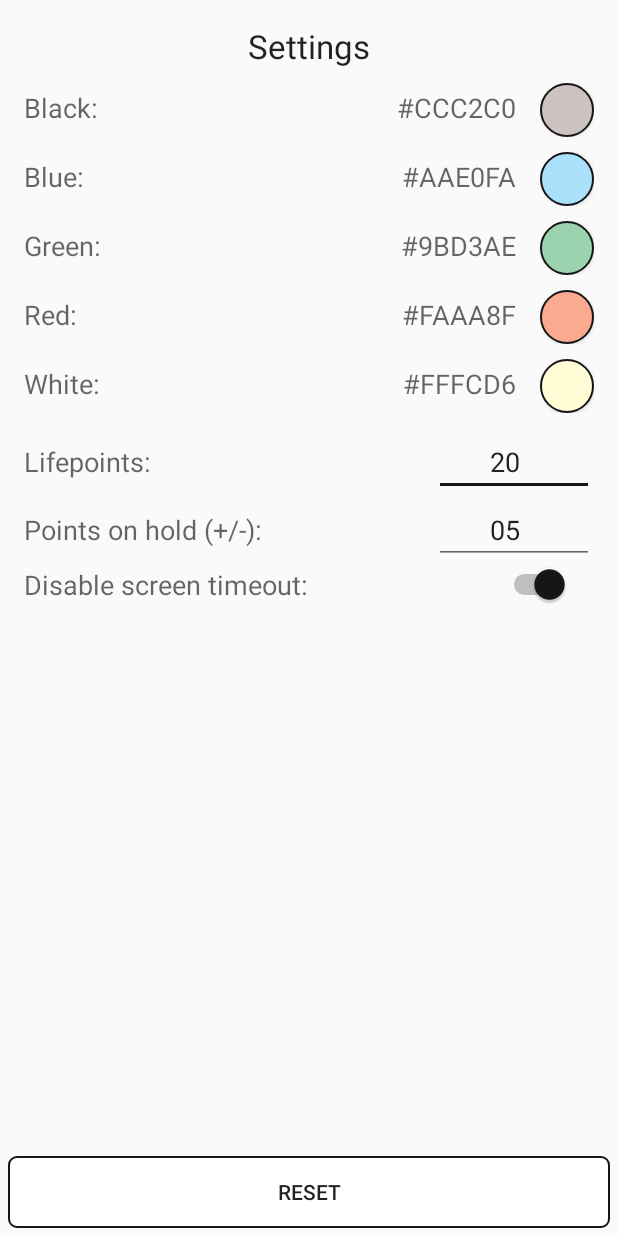
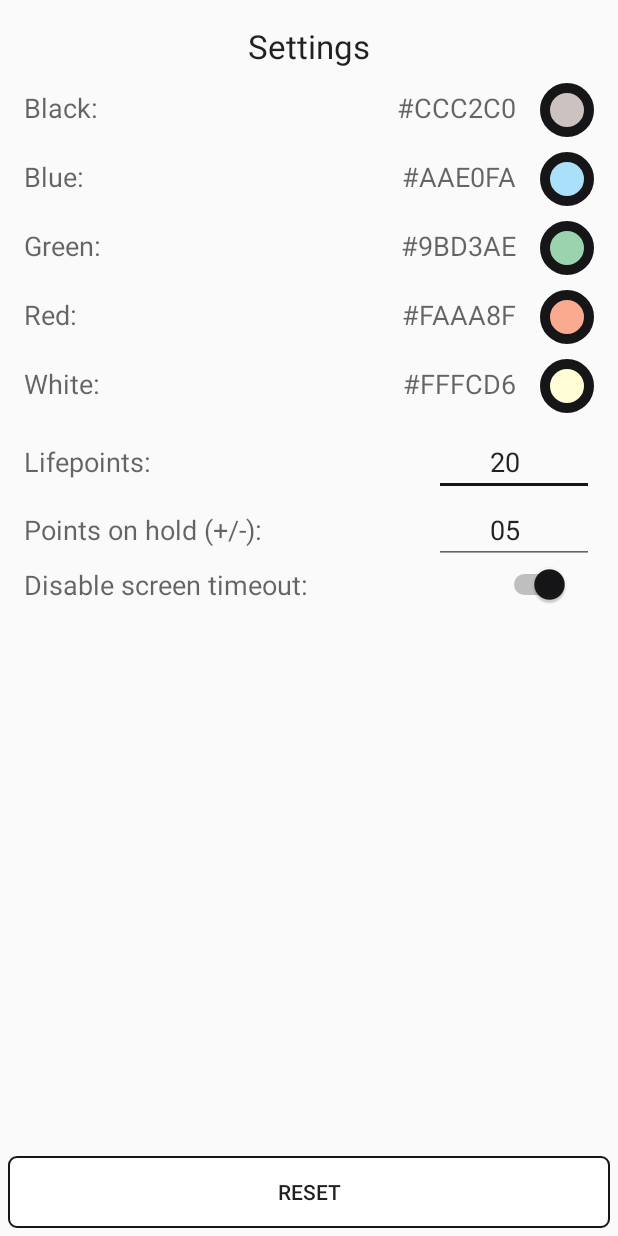
Before and after one commit to MarcelJurtz/LifeCounter, an Android app: the SettingsActivity screen opened directly, with no data from a screen before it, on a phone screen of 412 x 824 dp. Run offline under Robolectric (Android 15) with nearby library versions, the light colour scheme and no system bars; libraries missing offline, so code that uses them is left out: com.pes.androidmaterialcolorpickerdialog.

```diff
--- a/app/src/main/res/drawable/button_round.xml
+++ b/app/src/main/res/drawable/button_round.xml
@@ -6,5 +6,5 @@
         android:bottomLeftRadius="36dp"
         android:topRightRadius="36dp"
         android:topLeftRadius="36dp"/>
-    <stroke android:width="2px" android:color="#161618"/>
+    <stroke android:width="10px" android:color="#161618"/>
 </shape>
```
